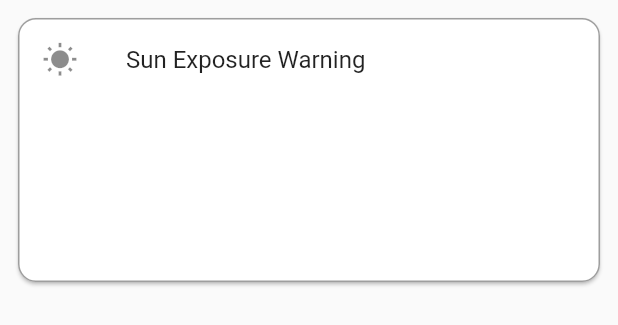
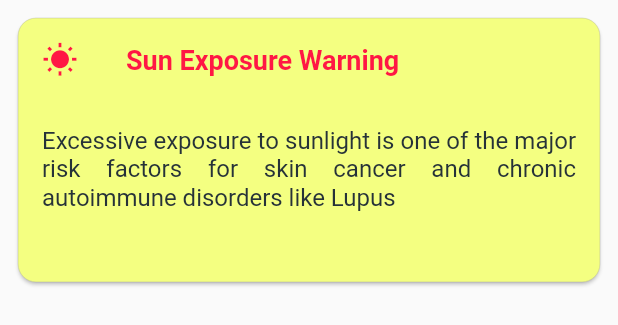
Before and after one commit to log101/Toximeter, a Flutter app: the HighlightCard widget shown alone on an empty page, opened directly, on a phone screen of 412 x 824 dp. Shown: the top 325 px of the screen. Run offline on Flutter 3.47's test engine with Material 2 defaults, Android fonts, the phone set to English and light mode, and no system bars; our stand-ins replace fl_chart, modal_bottom_sheet; missing offline and left inert: vertical_card_pager; network calls fail.

Commit message:
Tips modified

```diff
--- a/lib/texts.dart
+++ b/lib/texts.dart
@@ -8,3 +8,8 @@ var texts = {
 var references = {
   "Better Food, Better Mood": "https://www.ncbi.nlm.nih.gov/pmc/articles/PMC7071223/"
 };
+
+var highlightTexts = {
+  "Sun Exposure Warning": "Excessive exposure to sunlight is one of the major risk factors for skin cancer and chronic autoimmune disorders like Lupus",
+  "Traffic Warning": "Spending too much time in traffic increases the exposure to toxic gases which will eventually increases the risk of developing cancer or chronic diseases."
+};
--- a/lib/tip_card.dart
+++ b/lib/tip_card.dart
@@ -12,12 +12,12 @@ class HighlightCardList extends StatelessWidget {
   Widget build(BuildContext context) {
     if (answers[0] > 1 || answers[1] == 1) {
       cardList.add(
-        HighlightCard("Sun Exposure Warning", Icon(Icons.wb_sunny))
+        HighlightCard("Sun Exposure Warning", Icon(Icons.wb_sunny, color: Colors.redAccent.shade400))
       );
     }
     if (answers[2] > 1) {
       cardList.add(
-          HighlightCard("Traffic Warning", Icon(Icons.wb_sunny))
+          HighlightCard("Traffic Warning", Icon(Icons.wb_sunny, color: Colors.redAccent.shade400))
       );
     }
     return Column(
@@ -38,15 +38,29 @@ class HighlightCard extends StatelessWidget {
     return Container (
         height: 200,
         child: Card(
-          child: ListTile(
-            title: Text(title),
-            leading: icon,
+          color: Colors.limeAccent.shade100,
+          child: Column(
+            children: [
+              ListTile(
+                title: Text(title, style: TextStyle(
+                  fontSize: 18,
+                  fontWeight: FontWeight.bold,
+                  color: Colors.redAccent.shade400,
+                )),
+                leading: icon,
+              ),
+              Padding(
+                padding: const EdgeInsets.all(16.0),
+                child: Text(highlightTexts[title] ?? "No Text",
+                textAlign: TextAlign.justify,
+                style: TextStyle(fontSize: 16, color: Colors.blueGrey.shade900)),
+              ),
+            ],
           ),
-          shadowColor: Colors.black,
           margin: EdgeInsets.all(12),
           shape:  OutlineInputBorder(
               borderRadius: BorderRadius.circular(12),
-              borderSide: BorderSide(color: Colors.grey)
+              borderSide: BorderSide(color: Colors.grey, width: 0.2),
           ),
 
         ));
@@ -105,6 +119,7 @@ class TipCardNew extends StatelessWidget {
           child: Padding(
             padding: const EdgeInsets.only(left: 20, right: 20.0, top: 8.0),
             child: Card(
+              color: Colors.blueGrey.shade300,
                 clipBehavior: Clip.antiAlias,
                 shape: RoundedRectangleBorder(
                     borderRadius: BorderRadius.circular(12),
@@ -123,13 +138,12 @@ class TipCardNew extends StatelessWidget {
                         ),
                       ],
                     ),
-                    Divider(),
                     Padding(
-                      padding: const EdgeInsets.only(top: 4.0, left: 10.0),
+                      padding: const EdgeInsets.only(top: 8.0, left: 10.0),
                       child: Text(
                         title,
                         textAlign: TextAlign.left,
-                        style: TextStyle(fontSize: 20, fontWeight: FontWeight.bold),
+                        style: TextStyle(fontSize: 20, fontWeight: FontWeight.bold, color: Colors.limeAccent.shade100),
                       ),
                     ),
                     Padding(
```
Also changed, not shown: lib/main.dart (+6 -6 lines), lib/summary_bar_chart.dart (+51 -14 lines), lib/today_chart.dart (+11 -6 lines).
